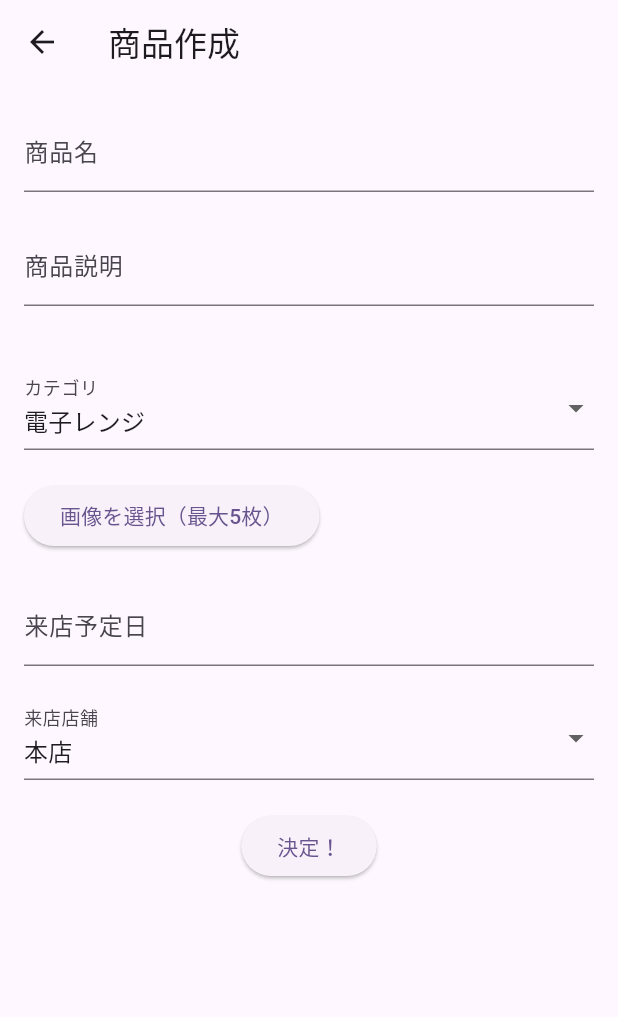
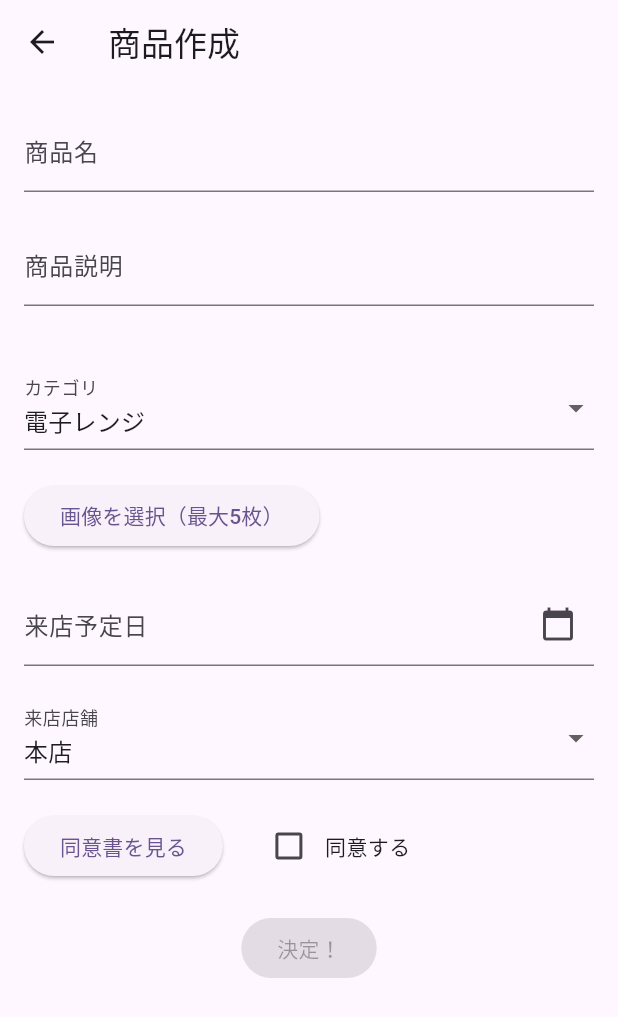
Before and after one commit to NazonoKansatugata/APUshion, a Flutter app: the CreateScreen screen opened directly, on a phone screen of 412 x 824 dp. Shown: the top 1017 px of the screen. Run offline on Flutter 3.47's test engine with Material 3 defaults, Android fonts, the phone set to English and light mode, and no system bars; our stand-ins replace cloud_firestore, file_picker, firebase_auth, firebase_core, firebase_storage, flutter_dotenv and 1 more; accounts and stored records are empty.

Commit message:
同意書にサインできるようになった

```diff
--- /dev/null
+++ b/lib/ui/create/view/agreement.dart
@@ -0,0 +1,39 @@
+// agreement.dart
+
+const String agreementContent = '''
+売 買 契 約 書
+買主　APUshion （以下「甲」という）と売主　　　　　　　（以下「乙」という）は、商品の売買に関し以下のとおり売買契約を締結する。
+
+第１条（基本合意）
+甲と乙は、乙が甲に対し、　　　　　　　　　　　　　　（以下「本件商品」という）を、代金　　　　　　　　　円（税込）にて売り渡し、甲がこれを買い受けることを合意する。
+
+第２条（引渡し）
+１　乙は、甲に対し、令和　　年　　月　　日、　　　　　　　にて、本件商品を引き渡す。
+２　甲または乙は、相手方の承諾を得て、引渡日もしくは引渡し場所を変更することができる。ただし、変更により費用が増加した場合、増加分は変更を申し出た者の負担とする。
+
+第３条（代金の支払い）
+　甲は、乙に対し、前条の引渡しと同時に、本件商品の代金を支払う。
+
+第４条（所有権の移転）
+　本件商品の所有権は、第２条および第３条により、本件商品の引渡しと同時に代金の支払いが完了した時点で、甲に移転する。
+
+第５条（危険負担）
+甲乙双方の責めに帰すべき事由以外の事由による本件商品の滅失、損傷、変質その他の損害は、第２条の引渡し前までは乙の、引渡し後については甲の負担とする。
+なお、乙は、甲に対して、本件商品は通常の使用が可能な品質を有することを保証する。
+
+第６条（契約不適合の責任）
+１　甲への引渡し完了後、本件商品に種類、品質または数量に関しての本契約内容への不適合が発見された場合、甲は直ちにこれを乙に通知する。
+２　前項の発見時期が第３項に定める保証期間内の場合、甲は乙に対し目的物の代金の減額、乙の負担による本件商品の修理、代品の納入を求めることができる。但し、当該契約不適合が甲の責に帰すべき事由によることが明らかである場合はこの限りでない。
+３　保証期間とは、本件商品の引渡し完了の日から７日間をいう。
+
+第７条（契約の解除）
+甲または乙が、本契約の各条項に違反した場合は、相当の期間を定めてその履行ないし是正を催告することができ、それにもかかわらず相手方が催告に従う履行または是正をしないときは、本契約を解除することができる。なお、この解除は、解除した当事者による相手方に対する損害賠償の請求を妨げない。
+
+第８条（協議事項）
+　本契約に定めのない事項および本契約の解釈につき相違のある事項については、甲および乙は、信義誠実に基づく協議の上、円満に解決するものとする。
+
+第９条（合意管轄）
+　本契約に関連する訴訟については、大分地方裁判所を第一審の専属的合意管轄裁判所とする。
+
+甲と乙は、本契約の証として、本契約書を２通作成し、各自記名押印のうえ１通を所持する。
+''';
--- a/lib/ui/create/view/create_page.dart
+++ b/lib/ui/create/view/create_page.dart
@@ -4,6 +4,7 @@ import 'package:apusion/ui/create/view_model/create_view_model.dart';
 import 'package:firebase_auth/firebase_auth.dart';
 import 'package:file_picker/file_picker.dart';
 import 'package:firebase_storage/firebase_storage.dart';
+import 'agreement.dart';  // 同意書の内容をインポート
 
 class CreateScreen extends StatelessWidget {
   final String? profileId;
@@ -32,8 +33,7 @@ class CreateScreen extends StatelessWidget {
       },
       child: Scaffold(
         appBar: AppBar(title: Text(profileId != null ? "商品編集" : "商品作成")),
-        body: Consumer<CreateScreenViewModel>(
-          builder: (context, viewModel, child) {
+        body: Consumer<CreateScreenViewModel>(builder: (context, viewModel, child) {
           return SingleChildScrollView(
             padding: const EdgeInsets.all(16.0),
             child: Column(
@@ -96,9 +96,29 @@ class CreateScreen extends StatelessWidget {
                 else
                   Column(
                     children: [
-                        TextField(
+                      // 来店予定日をTextFormFieldに設定
+                      TextFormField(
                         controller: viewModel.visitDateController,
-                          decoration: InputDecoration(labelText: "来店予定日"),
+                        decoration: InputDecoration(
+                          labelText: "来店予定日",
+                          suffixIcon: GestureDetector(
+                            onTap: () async {
+                              // カレンダーを表示
+                              DateTime? selectedDate = await showDatePicker(
+                                context: context,
+                                initialDate: DateTime.now(),
+                                firstDate: DateTime.now(),
+                                lastDate: DateTime(2101),
+                              );
+                              if (selectedDate != null) {
+                                // 選択された日付をTextFieldに設定
+                                viewModel.visitDateController.text = "${selectedDate.toLocal()}".split(' ')[0];
+                              }
+                            },
+                            child: Icon(Icons.calendar_today),
+                          ),
+                        ),
+                        readOnly: true, // テキストの直接入力を無効化
                       ),
                       const SizedBox(height: 20),
                       DropdownButtonFormField<String>(
@@ -117,23 +137,45 @@ class CreateScreen extends StatelessWidget {
                   ),
                 const SizedBox(height: 20),
 
+                // 同意書の表示ボタンとチェックボックス
+                Row(
+                  children: [
+                    ElevatedButton(
+                      onPressed: () {
+                        _showAgreementDialog(context);
+                      },
+                      child: const Text("同意書を見る"),
+                    ),
+                    const SizedBox(width: 20),
+                    Checkbox(
+                      value: viewModel.isAgreementChecked,
+                      onChanged: (bool? value) {
+                        viewModel.toggleAgreementChecked(value!);  // 同意書のチェック状態を更新
+                      },
+                    ),
+                    const Text("同意する"),
+                  ],
+                ),
+                const SizedBox(height: 20),
+
                 Center(
                   child: ElevatedButton(
-                      onPressed: () {
+                    onPressed: viewModel.isAgreementChecked
+                        ? () {
                             if (profileId == null) {
                               viewModel.submitProfile(context, isAdmin);
                             } else {
                               viewModel.updateProfile(context, profileId!, isAdmin);
                             }
-                      },
+                          }
+                        : null,
                     child: const Text("決定！"),
                   ),
                 ),
               ],
             ),
           );
-          },
-        ),
+        }),
       ),
     );
   }
@@ -154,4 +196,27 @@ class CreateScreen extends StatelessWidget {
       });
     }
   }
+
+  // 同意書の内容を表示するダイアログ
+  void _showAgreementDialog(BuildContext context) {
+    showDialog(
+      context: context,
+      builder: (BuildContext context) {
+        return AlertDialog(
+          title: const Text("売買契約書"),
+          content: SingleChildScrollView(
+            child: Text(agreementContent),  // 同意書の内容を表示
+          ),
+          actions: <Widget>[
+            TextButton(
+              onPressed: () {
+                Navigator.of(context).pop();
+              },
+              child: const Text("閉じる"),
+            ),
+          ],
+        );
+      },
+    );
   }
+}
--- a/lib/ui/create/view_model/create_view_model.dart
+++ b/lib/ui/create/view_model/create_view_model.dart
@@ -14,6 +14,9 @@ class CreateScreenViewModel extends ChangeNotifier {
   String selectedCategory = '電子レンジ';
   List<String> imageUrls = [];
   bool isUploading = false;
+
+  // 同意書のチェック状態を保持するプロパティ
+  bool isAgreementChecked = false;  // 追加
 
   // カテゴリーの選択
   void selectCategory(String category) {
@@ -40,7 +43,13 @@ class CreateScreenViewModel extends ChangeNotifier {
     }
   }
 
-  /// 新規作成時の保存処理
+  // 同意書のチェック状態を更新するメソッド
+  void toggleAgreementChecked(bool value) {
+    isAgreementChecked = value;
+    notifyListeners();
+  }
+
+  // 新規作成時の保存処理
   Future<void> submitProfile(BuildContext context, bool isAdmin) async {
     final productId = FirebaseFirestore.instance.collection('profiles').doc().id;
     final user = FirebaseAuth.instance.currentUser;
--- /dev/null
+++ b/lib/ui/home/agreement_text.dart
@@ -0,0 +1,39 @@
+// agreement_text.dart
+
+final String agreementText = '''
+売 買 契 約 書
+買主　　　　　　　　（以下「甲」という）と売主APUshion（以下「乙」という）は、商品の売買に関し以下のとおり売買契約を締結する。
+
+第１条（基本合意）
+甲と乙は、乙が甲に対し、　　　　　　　　　　　　　　（以下「本件商品」という）を、代金　　　　　　　　　円（税込）にて売り渡し、甲がこれを買い受けることを合意する。
+
+第２条（引渡し）
+１　乙は、甲に対し、令和　　年　　月　　日、　　　　　　　にて、本件商品を引き渡す。
+２　甲または乙は、相手方の承諾を得て、引渡日もしくは引渡し場所を変更することができる。ただし、変更により費用が増加した場合、増加分は変更を申し出た者の負担とする。
+
+第３条（代金の支払い）
+　甲は、乙に対し、前条の引渡しと同時に、本件商品の代金を支払う。
+
+第４条（所有権の移転）
+　本件商品の所有権は、第２条および第３条により、本件商品の引渡しと同時に代金の支払いが完了した時点で、甲に移転する。
+
+第５条（危険負担）
+甲乙双方の責めに帰すべき事由以外の事由による本件商品の滅失、損傷、変質その他の損害は、第２条の引渡し前までは乙の、引渡し後については甲の負担とする。
+なお、乙は、甲に対して、本件商品の外観上の品質を何ら保証するものではない。
+
+第６条（契約不適合の責任）
+１　甲への引渡し完了後、本件商品に外観上明らかでない種類、品質または数量に関しての本契約内容への不適合が発見された場合、甲は直ちにこれを乙に通知する。
+２　前項の発見時期が第３項に定める保証期間内の場合、甲は乙に対し目的物の代金の減額、乙の負担による本件商品の修理、代品の納入を求めることができる。但し、当該契約不適合が甲の責に帰すべき事由によることが明らかである場合はこの限りでない。
+３　保証期間とは、本件商品の引渡し完了の日から７日間をいう。
+
+第７条（契約の解除）
+甲または乙が、本契約の各条項に違反した場合は、相当の期間を定めてその履行ないし是正を催告することができ、それにもかかわらず相手方が催告に従う履行または是正をしないときは、本契約を解除することができる。なお、この解除は、解除した当事者による相手方に対する損害賠償の請求を妨げない。
+
+第８条（協議事項）
+　本契約に定めのない事項および本契約の解釈につき相違のある事項については、甲および乙は、信義誠実に基づく協議の上、円満に解決するものとする。
+
+第９条（合意管轄）
+　本契約に関連する訴訟については、大分地方裁判所を第一審の専属的合意管轄裁判所とする。
+
+甲と乙は、本契約の証として、本契約書を２通作成し、各自記名押印のうえ１通を所持する。
+''';
```
Also changed, not shown: lib/ui/home/ProfileDetailScreen.dart (+61 -0 lines). Lines whose indentation alone changed are shown as unchanged.
